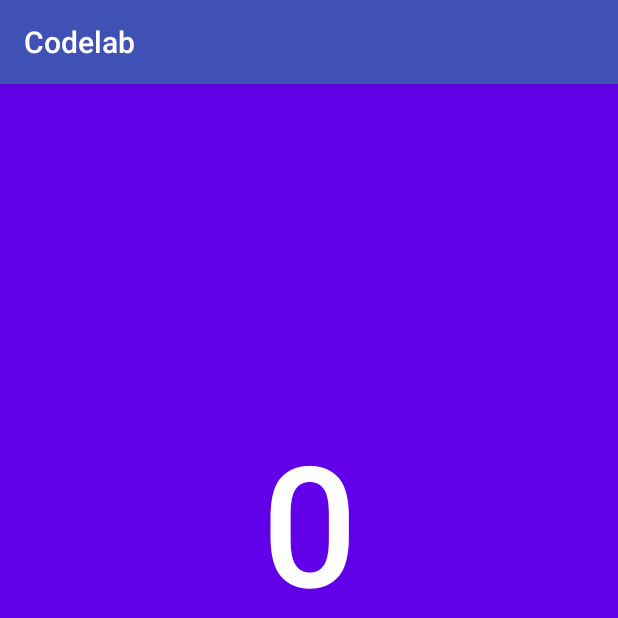
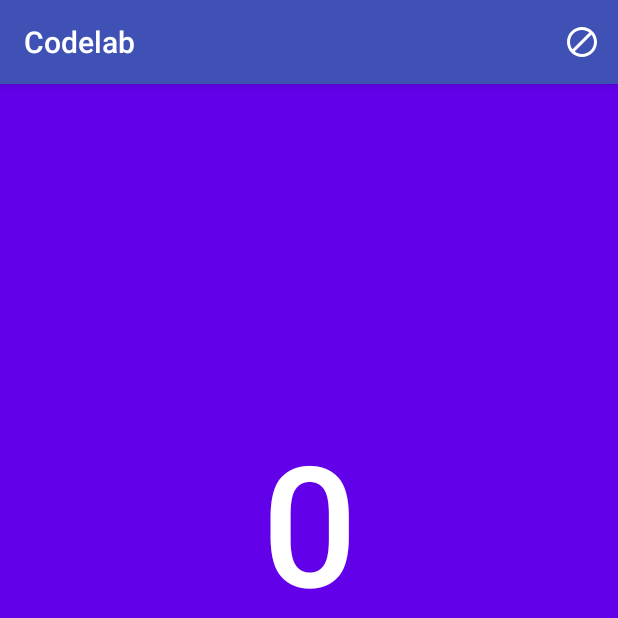
Before and after one commit to INDAPP/Codelab, an Android app: the screen it shows after launch (MainActivity), on a phone screen of 412 x 824 dp, the top half of it. Run offline under Robolectric (Android 15) with nearby library versions, the phone set to English and light mode, and no system bars.

Commit message:
01/06/2018

```diff
--- a/app/src/main/java/info/socialhackathonumbria/codelab/MainActivity.kt
+++ b/app/src/main/java/info/socialhackathonumbria/codelab/MainActivity.kt
@@ -1,14 +1,25 @@
 package info.socialhackathonumbria.codelab
 
+import android.content.Context
+import android.content.DialogInterface
 import android.content.Intent
 import android.support.v7.app.AppCompatActivity
 import android.os.Bundle
+import android.support.v7.app.AlertDialog
+import android.view.Menu
+import android.view.MenuItem
 import android.view.View
 import android.widget.Toast
 import kotlinx.android.synthetic.main.activity_main.*
 
 class MainActivity : AppCompatActivity() {
+
     var count = 0
+        set(value) {
+            field = value
+            textView.text = value.toString()
+        }
+
     override fun onCreate(savedInstanceState: Bundle?) {
         super.onCreate(savedInstanceState)
         setContentView(R.layout.activity_main)
@@ -16,6 +27,45 @@ class MainActivity : AppCompatActivity() {
         buttonToast.setOnClickListener(this::showToast)
         buttonCount.setOnClickListener(this::increaseCount)
         buttonRandom.setOnClickListener(this::showRandom)
+    }
+
+    override fun onResume() {
+        super.onResume()
+        val prefs = getPreferences(Context.MODE_PRIVATE)
+        count = prefs.getInt("counter", 0)
+    }
+
+    override fun onPause() {
+        val prefs = getPreferences(Context.MODE_PRIVATE)
+        val editor = prefs.edit()
+        editor.putInt("counter", count)
+        editor.apply()
+        super.onPause()
+    }
+
+    override fun onCreateOptionsMenu(menu: Menu?): Boolean {
+        menuInflater.inflate(R.menu.menu_main, menu)
+        return super.onCreateOptionsMenu(menu)
+    }
+
+    override fun onOptionsItemSelected(item: MenuItem) = when (item.itemId) {
+        R.id.action_reset -> resetCounter()
+        else -> super.onOptionsItemSelected(item)
+    }
+
+    fun resetCounter() : Boolean {
+        AlertDialog.Builder(this)
+                .setTitle("Attenzione")
+                .setMessage("Vuoi azzerare il contatore?")
+                .setNegativeButton("Annulla", null)
+                .setPositiveButton("Ok", this::resetConfirm)
+                .show()
+
+        return true
+    }
+
+    fun resetConfirm(dialog: DialogInterface, wich: Int) {
+        count = 0
     }
 
 
@@ -27,7 +77,6 @@ class MainActivity : AppCompatActivity() {
 
     fun increaseCount(view: View) {
         count++
-        textView.text = "$count"
     }
 
     fun showRandom(view: View) {
--- /dev/null
+++ b/app/src/main/res/drawable/ic_block.xml
@@ -0,0 +1,5 @@
+<vector android:height="24dp" android:tint="#FFFFFF"
+    android:viewportHeight="24.0" android:viewportWidth="24.0"
+    android:width="24dp" xmlns:android="http://schemas.android.com/apk/res/android">
+    <path android:fillColor="#FF000000" android:pathData="M12,2C6.48,2 2,6.48 2,12s4.48,10 10,10 10,-4.48 10,-10S17.52,2 12,2zM4,12c0,-4.42 3.58,-8 8,-8 1.85,0 3.55,0.63 4.9,1.69L5.69,16.9C4.63,15.55 4,13.85 4,12zM12,20c-1.85,0 -3.55,-0.63 -4.9,-1.69L18.31,7.1C19.37,8.45 20,10.15 20,12c0,4.42 -3.58,8 -8,8z"/>
+</vector>
--- /dev/null
+++ b/app/src/main/res/menu/menu_main.xml
@@ -0,0 +1,10 @@
+<?xml version="1.0" encoding="utf-8"?>
+<menu xmlns:app="http://schemas.android.com/apk/res-auto"
+    xmlns:android="http://schemas.android.com/apk/res/android">
+
+    <item
+        android:id="@+id/action_reset"
+        android:icon="@drawable/ic_block"
+        android:title="Reset counter"
+        app:showAsAction="ifRoom|withText" />
+</menu>
```
